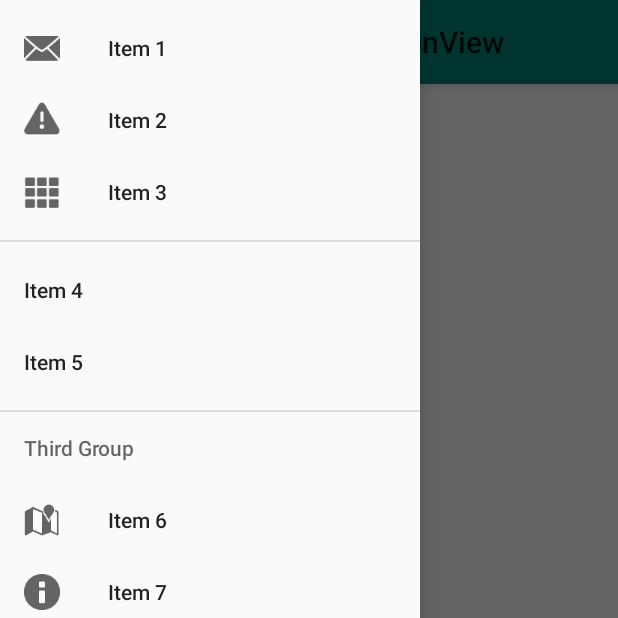
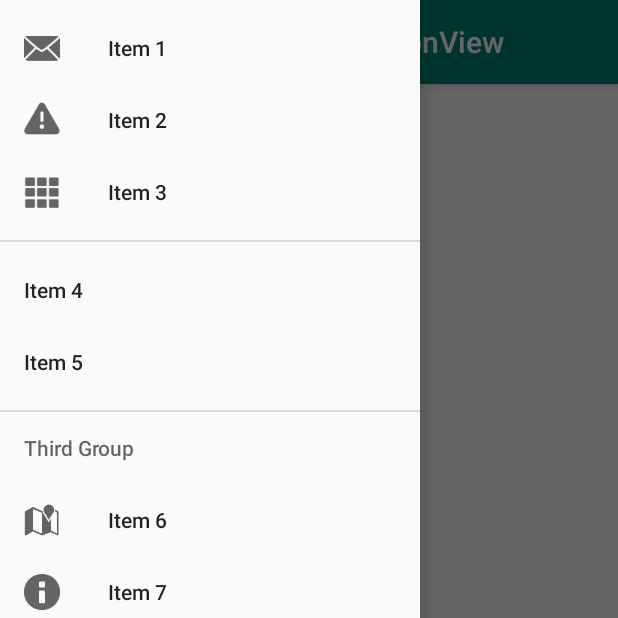
Before and after one commit to anastasioscho/android-tutorials, an Android app: the screen it shows after launch (MainActivity), with the side drawer open, on a phone screen of 412 x 824 dp, the top half of it. Run offline under Robolectric (Android 15) with nearby library versions, the phone set to English and light mode, and no system bars.

Commit message:
feat: Style the app bar
Project: drawerlayoutnavigationview

```diff
--- a/drawerlayoutnavigationview/app/src/main/res/layout/activity_main.xml
+++ b/drawerlayoutnavigationview/app/src/main/res/layout/activity_main.xml
@@ -13,12 +13,14 @@
 
         <com.google.android.material.appbar.AppBarLayout
                 android:layout_width="match_parent"
-                android:layout_height="wrap_content">
+                android:layout_height="wrap_content"
+                android:theme="@style/ThemeOverlay.AppCompat.Dark.ActionBar">
 
             <androidx.appcompat.widget.Toolbar
                     android:id="@+id/toolbar"
                     android:layout_width="match_parent"
-                    android:layout_height="?attr/actionBarSize">
+                    android:layout_height="?attr/actionBarSize"
+                    app:popupTheme="@style/ThemeOverlay.AppCompat.Light">
             </androidx.appcompat.widget.Toolbar>
 
         </com.google.android.material.appbar.AppBarLayout>
```
